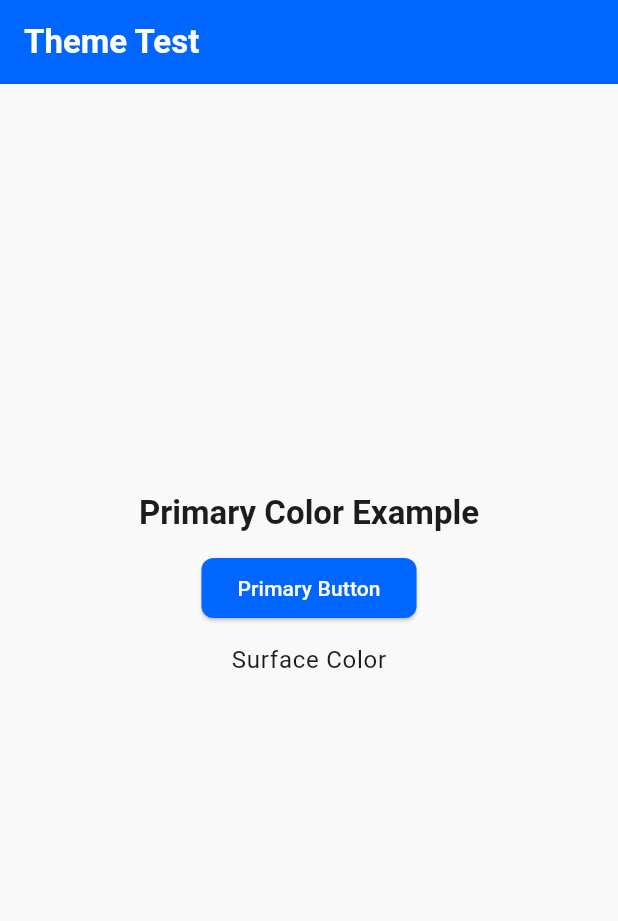
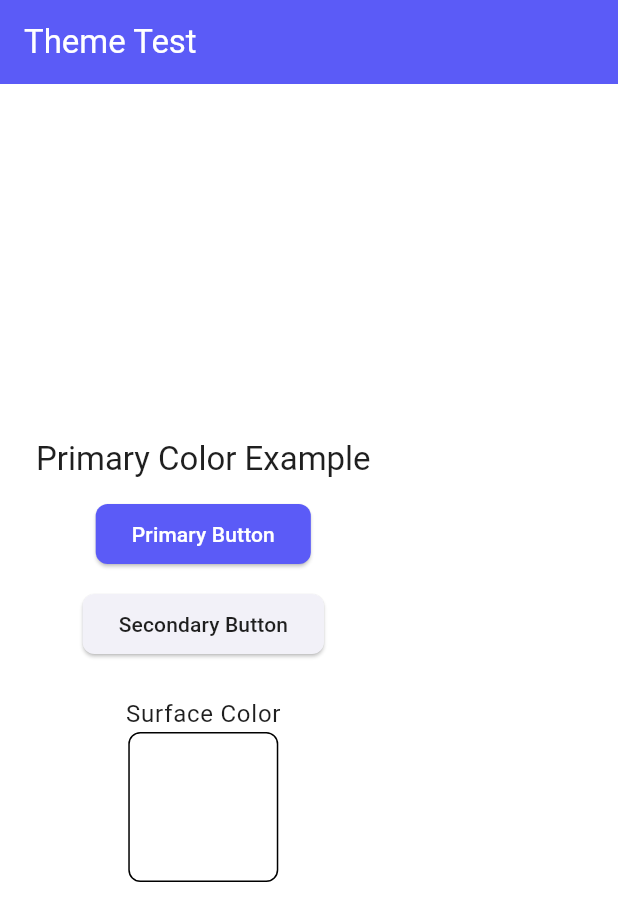
Before and after one commit to wilkensonio/flutter_template, a Flutter app: the screen it shows after launch, on a phone screen of 412 x 824 dp. Shown: the top 921 px of the screen. Run offline on Flutter 3.47's test engine with Material 3 defaults, Android fonts, the phone set to English and light mode, and no system bars.

Commit message:
configure theme

```diff
--- a/lib/core/theme/t_dark_theme.dart
+++ b/lib/core/theme/t_dark_theme.dart
@@ -1,40 +1,33 @@
 import 'package:flutter/material.dart';
 
-import 't_app_colors.dart';
+import '../../shared/constants/c_colors.dart';
 
 final ThemeData darkTheme = ThemeData(
   brightness: Brightness.dark,
-  primaryColor: AppColors.primaryDark,
-  scaffoldBackgroundColor: AppColors.backgroundDark,
+  useMaterial3: true,
   colorScheme: const ColorScheme.dark(
     primary: AppColors.primaryDark,
-    secondary: AppColors.accent,
-    error: AppColors.error,
+    onPrimary: AppColors.primaryDarkForeground,
+    secondary: AppColors.secondaryDark,
+    onSecondary: AppColors.foregroundDark,
     surface: AppColors.backgroundDark, // replaces background
-  ).copyWith(
-    surfaceContainer:
-        AppColors.backgroundDark, // ensures consistent base background
+    onSurface: AppColors.foregroundDark, // text/icons on surface
+    error: AppColors.destructiveDark,
+    onError: AppColors.destructiveForegroundDark,
   ),
-  textTheme: const TextTheme(
-    bodyLarge: TextStyle(color: AppColors.textDark),
-    bodyMedium: TextStyle(color: AppColors.textDark),
-    titleLarge: TextStyle(
-      color: AppColors.textDark,
-      fontWeight: FontWeight.bold,
-    ),
-  ),
-  appBarTheme: const AppBarTheme(
-    backgroundColor: AppColors.primaryDark,
-    foregroundColor: Colors.white,
-    elevation: 0,
-  ),
+
   elevatedButtonTheme: ElevatedButtonThemeData(
     style: ElevatedButton.styleFrom(
       backgroundColor: AppColors.primaryDark,
-      foregroundColor: Colors.white,
-      shape: RoundedRectangleBorder(
+      foregroundColor: AppColors.primaryDarkForeground,
+      shape: const RoundedRectangleBorder(
         borderRadius: BorderRadius.all(Radius.circular(8)),
       ),
     ),
   ),
+  scaffoldBackgroundColor: AppColors.backgroundDark,
+  appBarTheme: const AppBarTheme(
+    backgroundColor: AppColors.primaryDark,
+    foregroundColor: AppColors.primaryDarkForeground,
+  ),
 );
--- a/lib/core/theme/t_light_theme.dart
+++ b/lib/core/theme/t_light_theme.dart
@@ -1,40 +1,32 @@
 import 'package:flutter/material.dart';
 
-import 't_app_colors.dart';
+import '../../shared/constants/c_colors.dart';
 
 final ThemeData lightTheme = ThemeData(
   brightness: Brightness.light,
-  primaryColor: AppColors.primary,
-  scaffoldBackgroundColor: AppColors.backgroundLight,
+  useMaterial3: true,
   colorScheme: const ColorScheme.light(
-    primary: AppColors.primary,
-    secondary: AppColors.accent,
+    primary: AppColors.primaryLight,
+    onPrimary: AppColors.primaryLightForeground,
+    secondary: AppColors.secondaryLight,
+    onSecondary: AppColors.foregroundLight,
+    surface: AppColors.backgroundLight, // replaces background
+    onSurface: AppColors.foregroundLight, // text/icons on surface
     error: AppColors.error,
-    surface: AppColors.backgroundLight, // replaces background
-  ).copyWith(
-    surfaceContainer:
-        AppColors.backgroundLight, // ensures consistent base background
-  ),
-  textTheme: const TextTheme(
-    bodyLarge: TextStyle(color: AppColors.textLight),
-    bodyMedium: TextStyle(color: AppColors.textLight),
-    titleLarge: TextStyle(
-      color: AppColors.textLight,
-      fontWeight: FontWeight.bold,
-    ),
-  ),
-  appBarTheme: const AppBarTheme(
-    backgroundColor: AppColors.primary,
-    foregroundColor: Colors.white,
-    elevation: 0,
+    onError: AppColors.destructiveForegroundLight,
   ),
   elevatedButtonTheme: ElevatedButtonThemeData(
     style: ElevatedButton.styleFrom(
-      backgroundColor: AppColors.primary,
-      foregroundColor: Colors.white,
-      shape: RoundedRectangleBorder(
+      backgroundColor: AppColors.primaryLight,
+      foregroundColor: AppColors.primaryLightForeground,
+      shape: const RoundedRectangleBorder(
         borderRadius: BorderRadius.all(Radius.circular(8)),
       ),
     ),
   ),
+  scaffoldBackgroundColor: AppColors.backgroundLight,
+  appBarTheme: const AppBarTheme(
+    backgroundColor: AppColors.primaryLight,
+    foregroundColor: AppColors.primaryLightForeground,
+  ),
 );
--- a/lib/features/f_home/presentation/screens/home.dart
+++ b/lib/features/f_home/presentation/screens/home.dart
@@ -5,12 +5,14 @@ class ThemeTestScreen extends StatelessWidget {
 
   @override
   Widget build(BuildContext context) {
-    final colorScheme = Theme.of(context).colorScheme;
-    final textTheme = Theme.of(context).textTheme;
+    final theme = Theme.of(context);
+    final colorScheme = theme.colorScheme;
+    final textTheme = theme.textTheme;
 
     return Scaffold(
       appBar: AppBar(title: const Text('Theme Test')),
-      body: Center(
+      body: Padding(
+        padding: const EdgeInsets.all(24),
         child: Column(
           mainAxisAlignment: MainAxisAlignment.center,
           children: [
@@ -19,10 +21,28 @@ class ThemeTestScreen extends StatelessWidget {
             ElevatedButton(
               onPressed: () {},
               child: const Text('Primary Button'),
+              // Uses default theme style
             ),
             const SizedBox(height: 12),
+            ElevatedButton(
+              onPressed: () {},
+              child: const Text('Secondary Button'),
+              style: ElevatedButton.styleFrom(
+                backgroundColor: colorScheme.secondary,
+                foregroundColor: colorScheme.onSecondary,
+              ),
+            ),
+            const SizedBox(height: 24),
             Text('Surface Color', style: textTheme.bodyLarge),
-            Container(width: 100, height: 100, color: colorScheme.surface),
+            Container(
+              width: 100,
+              height: 100,
+              decoration: BoxDecoration(
+                color: colorScheme.surface,
+                border: Border.all(color: colorScheme.outline), // optional
+                borderRadius: BorderRadius.circular(8),
+              ),
+            ),
           ],
         ),
       ),
--- a/lib/main.dart
+++ b/lib/main.dart
@@ -17,7 +17,7 @@ class MyApp extends StatelessWidget {
       title: 'Flutter Demo',
       theme: AppTheme.light,
       darkTheme: AppTheme.dark,
-      themeMode: ThemeMode.system,
+      themeMode: ThemeMode.light,
       home: const ThemeTestScreen(),
     );
   }
```
Also changed, not shown: lib/core/theme/t_app_colors.dart (deleted, +0 -19 lines), lib/shared/constants/c_colors.dart (+76 -0 lines).
